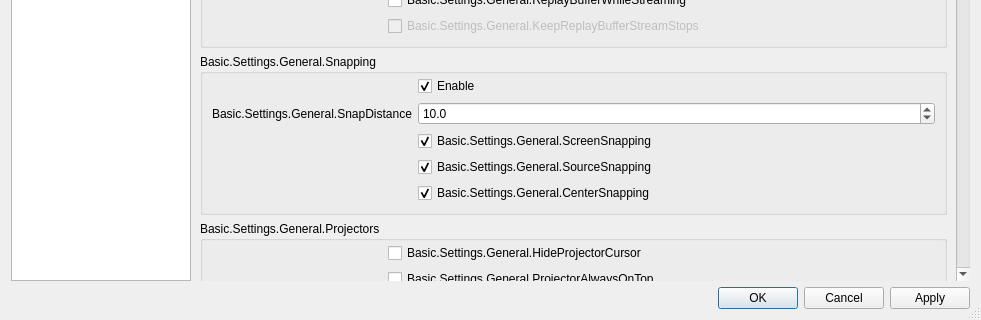
Qt form UI/forms/OBSBasicSettings.ui (obsproject/obs-studio) before a commit; both pictures show x 0 to 981 and y 410 to 730 of the 981 by 730 pixel window.
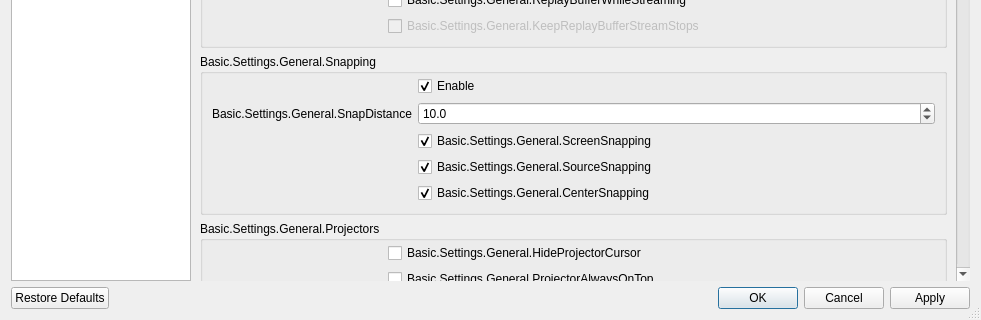
The same form after that commit. Icons and pictures are not drawn. Custom widgets are drawn as their Qt base class.

Commit message:
UI: Add settings reset button
This adds a reset button in the settings dialog to reset the current
tab to its default settings.

What changed in the file:
```diff
--- a/UI/forms/OBSBasicSettings.ui
+++ b/UI/forms/OBSBasicSettings.ui
@@ -7517,7 +7517,7 @@
    <item>
     <widget class="QDialogButtonBox" name="buttonBox">
      <property name="standardButtons">
-      <set>QDialogButtonBox::Apply|QDialogButtonBox::Cancel|QDialogButtonBox::Ok</set>
+      <set>QDialogButtonBox::Apply|QDialogButtonBox::Cancel|QDialogButtonBox::Ok|QDialogButtonBox::RestoreDefaults</set>
      </property>
     </widget>
    </item>
```
The commit also changes 6 other files.
